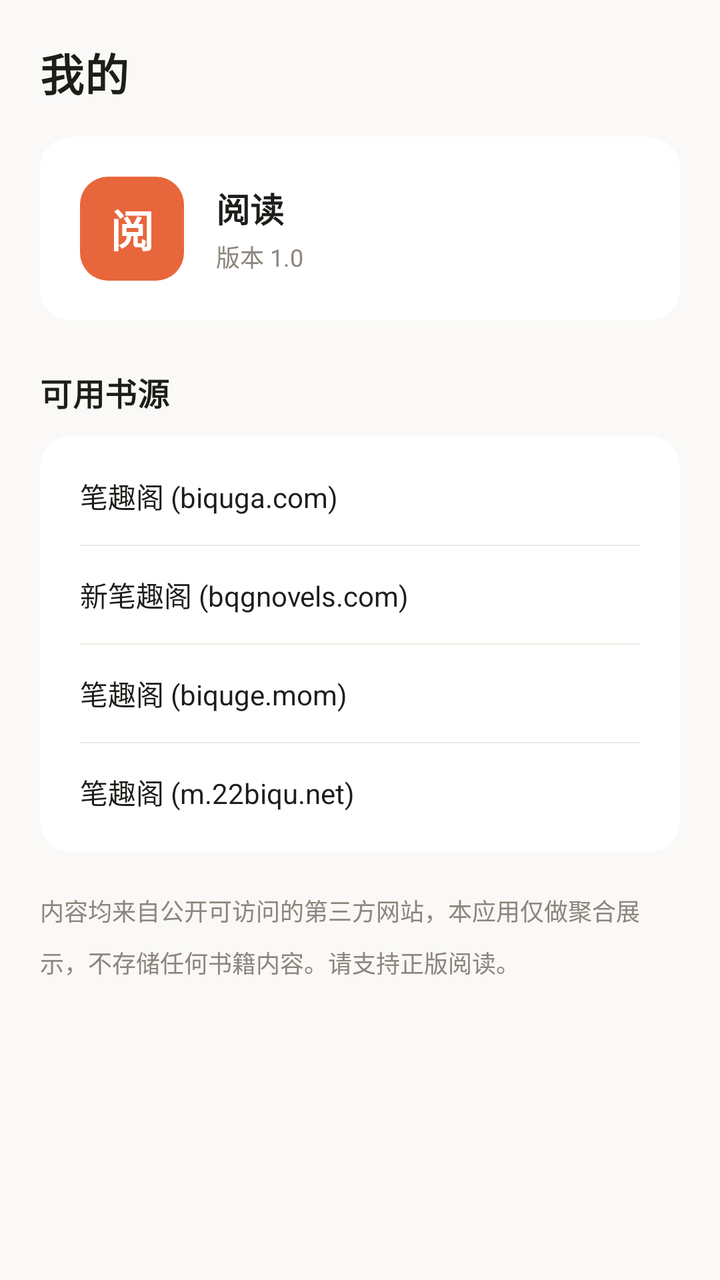
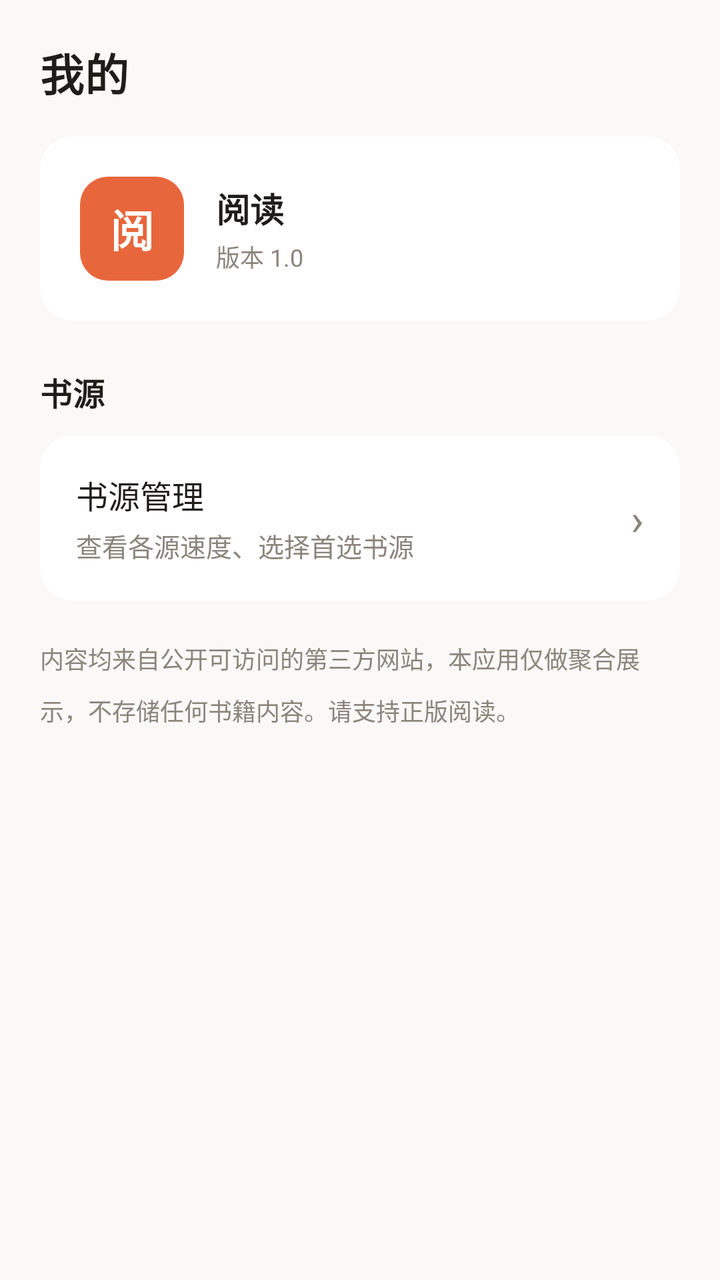

The first picture is an Android layout as it rendered before a commit; the second is the same layout after the commit. The layout source and the unified diff follow.
<!-- AndroidManifest.xml: application theme Theme.Yuedu -->
<!-- res/layout/fragment_notifications.xml -->
<?xml version="1.0" encoding="utf-8"?>
<LinearLayout xmlns:android="http://schemas.android.com/apk/res/android"
    xmlns:app="http://schemas.android.com/apk/res-auto"
    xmlns:tools="http://schemas.android.com/tools"
    android:layout_width="match_parent"
    android:layout_height="match_parent"
    android:background="@color/app_bg"
    android:orientation="vertical"
    tools:context=".ui.notifications.NotificationsFragment">

    <TextView
        android:layout_width="match_parent"
        android:layout_height="wrap_content"
        android:paddingStart="20dp"
        android:paddingTop="20dp"
        android:paddingEnd="20dp"
        android:paddingBottom="16dp"
        android:text="@string/title_profile"
        android:textAppearance="@style/TextAppearance_Yuedu_Title" />

    <androidx.core.widget.NestedScrollView
        android:layout_width="match_parent"
        android:layout_height="0dp"
        android:layout_weight="1"
        android:clipToPadding="false"
        android:paddingStart="20dp"
        android:paddingEnd="20dp"
        android:paddingBottom="24dp">

        <LinearLayout
            android:layout_width="match_parent"
            android:layout_height="wrap_content"
            android:orientation="vertical">

            
            <androidx.cardview.widget.CardView
                android:layout_width="match_parent"
                android:layout_height="wrap_content"
                app:cardBackgroundColor="@color/app_surface"
                app:cardCornerRadius="16dp"
                app:cardElevation="0dp">

                <LinearLayout
                    android:layout_width="match_parent"
                    android:layout_height="wrap_content"
                    android:gravity="center_vertical"
                    android:orientation="horizontal"
                    android:padding="20dp">

                    <FrameLayout
                        android:layout_width="52dp"
                        android:layout_height="52dp"
                        android:background="@drawable/bg_app_logo">

                        <TextView
                            android:layout_width="match_parent"
                            android:layout_height="match_parent"
                            android:gravity="center"
                            android:text="阅"
                            android:textColor="@color/white"
                            android:textSize="22sp"
                            android:textStyle="bold" />
                    </FrameLayout>

                    <LinearLayout
                        android:layout_width="0dp"
                        android:layout_height="wrap_content"
                        android:layout_marginStart="16dp"
                        android:layout_weight="1"
                        android:orientation="vertical">

                        <TextView
                            android:layout_width="wrap_content"
                            android:layout_height="wrap_content"
                            android:text="@string/app_name"
                            android:textColor="@color/text_primary"
                            android:textSize="17sp"
                            android:textStyle="bold" />

                        <TextView
                            android:layout_width="wrap_content"
                            android:layout_height="wrap_content"
                            android:layout_marginTop="3dp"
                            android:text="版本 1.0"
                            android:textColor="@color/text_secondary"
                            android:textSize="12sp" />
                    </LinearLayout>
                </LinearLayout>
            </androidx.cardview.widget.CardView>

            
            <TextView
                android:layout_width="wrap_content"
                android:layout_height="wrap_content"
                android:layout_marginTop="24dp"
                android:layout_marginBottom="10dp"
                android:text="可用书源"
                android:textAppearance="@style/TextAppearance_Yuedu_Section" />

            <androidx.cardview.widget.CardView
                android:layout_width="match_parent"
                android:layout_height="wrap_content"
                app:cardBackgroundColor="@color/app_surface"
                app:cardCornerRadius="16dp"
                app:cardElevation="0dp">

                <LinearLayout
                    android:layout_width="match_parent"
                    android:layout_height="wrap_content"
                    android:orientation="vertical"
                    android:paddingTop="6dp"
                    android:paddingBottom="6dp">

                    <TextView
                        style="@style/Widget_Yuedu_SourceRow"
                        android:text="笔趣阁 (biquga.com)" />

                    <View style="@style/Widget_Yuedu_Divider" />

                    <TextView
                        style="@style/Widget_Yuedu_SourceRow"
                        android:text="新笔趣阁 (bqgnovels.com)" />

                    <View style="@style/Widget_Yuedu_Divider" />

                    <TextView
                        style="@style/Widget_Yuedu_SourceRow"
                        android:text="笔趣阁 (biquge.mom)" />

                    <View style="@style/Widget_Yuedu_Divider" />

                    <TextView
                        style="@style/Widget_Yuedu_SourceRow"
                        android:text="笔趣阁 (m.22biqu.net)" />
                </LinearLayout>
            </androidx.cardview.widget.CardView>

            <TextView
                android:layout_width="match_parent"
                android:layout_height="wrap_content"
                android:layout_marginTop="20dp"
                android:lineSpacingMultiplier="1.5"
                android:text="内容均来自公开可访问的第三方网站，本应用仅做聚合展示，不存储任何书籍内容。请支持正版阅读。"
                android:textColor="@color/text_secondary"
                android:textSize="12sp" />
        </LinearLayout>
    </androidx.core.widget.NestedScrollView>

</LinearLayout>
<!-- resources referenced by this layout -->
<resources>
  <color name="app_bg">#FAF9F7</color>
  <color name="app_surface">#FFFFFF</color>
  <color name="text_primary">#1F1D1A</color>
  <color name="text_secondary">#8B857C</color>
  <color name="white">#FFFFFFFF</color>
  <!-- drawable bg_app_logo (drawable) -->
  <?xml version="1.0" encoding="utf-8"?>
  <shape xmlns:android="http://schemas.android.com/apk/res/android"
      android:shape="rectangle">
      <solid android:color="@color/orange_500" />
      <corners android:radius="14dp" />
  </shape>
  <string name="app_name">阅读</string>
  <string name="title_profile">我的</string>
  <style name="TextAppearance_Yuedu_Section" parent="TextAppearance.MaterialComponents.Subtitle1">
          <item name="android:textColor">@color/text_primary</item>
          <item name="android:textSize">16sp</item>
          <item name="android:textStyle">bold</item>
      </style>
  <style name="TextAppearance_Yuedu_Title" parent="TextAppearance.MaterialComponents.Headline6">
          <item name="android:textColor">@color/text_primary</item>
          <item name="android:textSize">22sp</item>
          <item name="android:textStyle">bold</item>
          <item name="android:letterSpacing">0.01</item>
      </style>
  <style name="Widget_Yuedu_Divider">
          <item name="android:layout_width">match_parent</item>
          <item name="android:layout_height">0.5dp</item>
          <item name="android:layout_marginStart">20dp</item>
          <item name="android:layout_marginEnd">20dp</item>
          <item name="android:background">@color/divider</item>
      </style>
  <style name="Widget_Yuedu_SourceRow">
          <item name="android:layout_width">match_parent</item>
          <item name="android:layout_height">wrap_content</item>
          <item name="android:paddingStart">20dp</item>
          <item name="android:paddingTop">14dp</item>
          <item name="android:paddingEnd">20dp</item>
          <item name="android:paddingBottom">14dp</item>
          <item name="android:textColor">@color/text_primary</item>
          <item name="android:textSize">14sp</item>
      </style>
  <style name="Theme.Yuedu" parent="Theme.MaterialComponents.Light.NoActionBar">
          <item name="colorPrimary">@color/orange_500</item>
          <item name="colorPrimaryVariant">@color/orange_700</item>
          <item name="colorOnPrimary">@color/white</item>
          <item name="colorSecondary">@color/orange_300</item>
          <item name="colorSecondaryVariant">@color/orange_700</item>
          <item name="colorOnSecondary">@color/black</item>
  
          <item name="android:colorBackground">@color/app_bg</item>
          <item name="android:windowBackground">@color/app_bg</item>
          <item name="android:textColorPrimary">@color/text_primary</item>
          <item name="android:textColorSecondary">@color/text_secondary</item>
  
          <item name="android:statusBarColor">@color/app_bg</item>
          <item name="android:navigationBarColor">@color/app_surface</item>
          <item name="android:windowLightStatusBar">true</item>
          <item name="android:windowLightNavigationBar" tools:targetApi="27">true</item>
  
          <item name="materialButtonStyle">@style/Widget_Yuedu_Button</item>
      </style>
  <color name="orange_500">#E8663C</color>
  <color name="divider">#EDEAE4</color>
  <color name="orange_700">#C74E28</color>
  <color name="orange_300">#F08A64</color>
  <color name="black">#FF000000</color>
  <style name="Widget_Yuedu_Button" parent="Widget.MaterialComponents.Button">
          <item name="cornerRadius">14dp</item>
          <item name="android:letterSpacing">0.03</item>
          <item name="android:textSize">14sp</item>
          <item name="android:insetTop">0dp</item>
          <item name="android:insetBottom">0dp</item>
          <item name="android:minHeight">46dp</item>
      </style>
</resources>

<!-- the commit's change to res/layout/fragment_notifications.xml (unified diff, before → after) -->
@@ -94,12 +94,16 @@
                 android:layout_height="wrap_content"
                 android:layout_marginTop="24dp"
                 android:layout_marginBottom="10dp"
-                android:text="可用书源"
+                android:text="书源"
                 android:textAppearance="@style/TextAppearance_Yuedu_Section" />
 
             <androidx.cardview.widget.CardView
+                android:id="@+id/card_sources"
                 android:layout_width="match_parent"
                 android:layout_height="wrap_content"
+                android:clickable="true"
+                android:focusable="true"
+                android:foreground="?attr/selectableItemBackground"
                 app:cardBackgroundColor="@color/app_surface"
                 app:cardCornerRadius="16dp"
                 app:cardElevation="0dp">
@@ -107,31 +111,39 @@
                 <LinearLayout
                     android:layout_width="match_parent"
                     android:layout_height="wrap_content"
-                    android:orientation="vertical"
-                    android:paddingTop="6dp"
-                    android:paddingBottom="6dp">
+                    android:gravity="center_vertical"
+                    android:orientation="horizontal"
+                    android:padding="18dp">
+
+                    <LinearLayout
+                        android:layout_width="0dp"
+                        android:layout_height="wrap_content"
+                        android:layout_weight="1"
+                        android:orientation="vertical">
+
+                        <TextView
+                            android:layout_width="wrap_content"
+                            android:layout_height="wrap_content"
+                            android:text="书源管理"
+                            android:textColor="@color/text_primary"
+                            android:textSize="16sp" />
+
+                        <TextView
+                            android:id="@+id/text_sources_summary"
+                            android:layout_width="wrap_content"
+                            android:layout_height="wrap_content"
+                            android:layout_marginTop="4dp"
+                            android:text="查看各源速度、选择首选书源"
+                            android:textColor="@color/text_secondary"
+                            android:textSize="13sp" />
+                    </LinearLayout>
 
                     <TextView
-                        style="@style/Widget_Yuedu_SourceRow"
-                        android:text="笔趣阁 (biquga.com)" />
-
-                    <View style="@style/Widget_Yuedu_Divider" />
-
-                    <TextView
-                        style="@style/Widget_Yuedu_SourceRow"
-                        android:text="新笔趣阁 (bqgnovels.com)" />
-
-                    <View style="@style/Widget_Yuedu_Divider" />
-
-                    <TextView
-                        style="@style/Widget_Yuedu_SourceRow"
-                        android:text="笔趣阁 (biquge.mom)" />
-
-                    <View style="@style/Widget_Yuedu_Divider" />
-
-                    <TextView
-                        style="@style/Widget_Yuedu_SourceRow"
-                        android:text="笔趣阁 (m.22biqu.net)" />
+                        android:layout_width="wrap_content"
+                        android:layout_height="wrap_content"
+                        android:text="›"
+                        android:textColor="@color/text_secondary"
+                        android:textSize="22sp" />
                 </LinearLayout>
             </androidx.cardview.widget.CardView>
 
<!-- resource entries referenced after the edit -->
@@ -25,23 +25,6 @@
           <item name="android:textStyle">bold</item>
           <item name="android:letterSpacing">0.01</item>
       </style>
-  <style name="Widget_Yuedu_Divider">
-          <item name="android:layout_width">match_parent</item>
-          <item name="android:layout_height">0.5dp</item>
-          <item name="android:layout_marginStart">20dp</item>
-          <item name="android:layout_marginEnd">20dp</item>
-          <item name="android:background">@color/divider</item>
-      </style>
-  <style name="Widget_Yuedu_SourceRow">
-          <item name="android:layout_width">match_parent</item>
-          <item name="android:layout_height">wrap_content</item>
-          <item name="android:paddingStart">20dp</item>
-          <item name="android:paddingTop">14dp</item>
-          <item name="android:paddingEnd">20dp</item>
-          <item name="android:paddingBottom">14dp</item>
-          <item name="android:textColor">@color/text_primary</item>
-          <item name="android:textSize">14sp</item>
-      </style>
   <style name="Theme.Yuedu" parent="Theme.MaterialComponents.Light.NoActionBar">
           <item name="colorPrimary">@color/orange_500</item>
           <item name="colorPrimaryVariant">@color/orange_700</item>
@@ -63,7 +46,6 @@
           <item name="materialButtonStyle">@style/Widget_Yuedu_Button</item>
       </style>
   <color name="orange_500">#E8663C</color>
-  <color name="divider">#EDEAE4</color>
   <color name="orange_700">#C74E28</color>
   <color name="orange_300">#F08A64</color>
   <color name="black">#FF000000</color>
